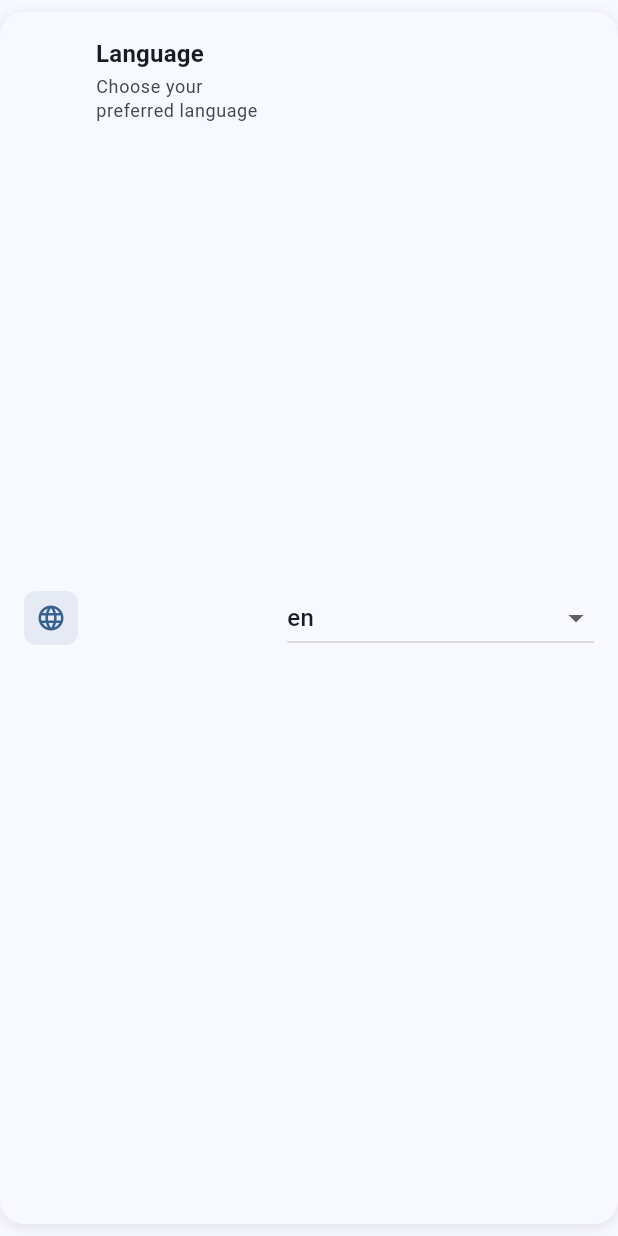
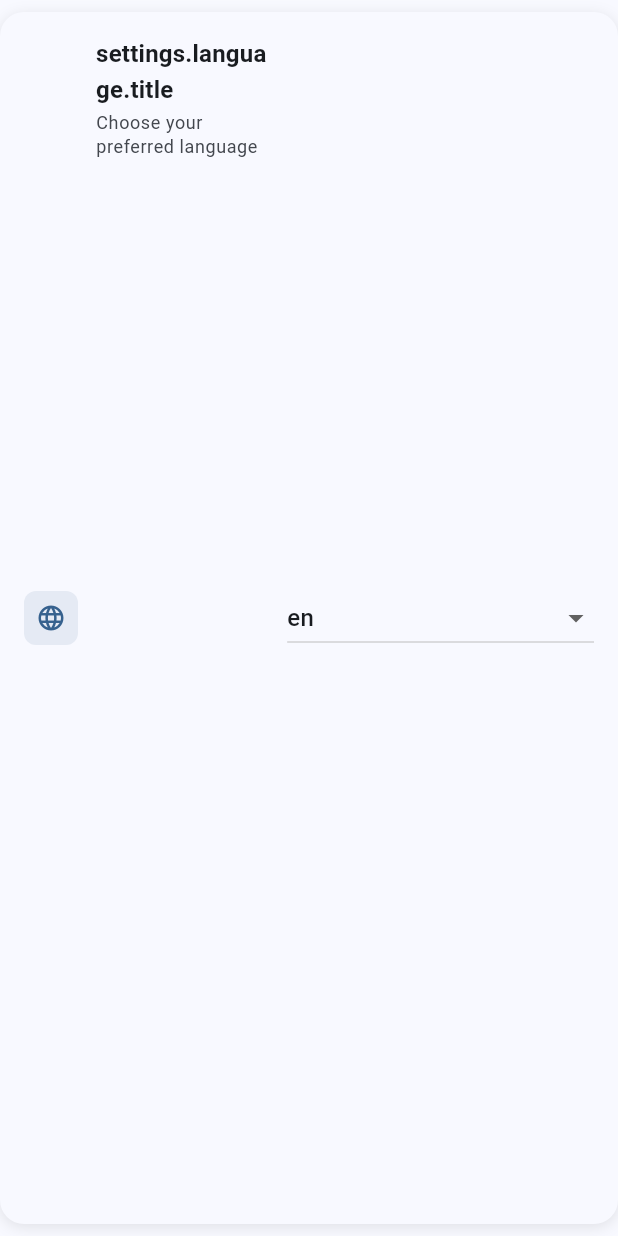
Before and after one commit to tonylu00/DALI-Toolkit, a Flutter app: the LanguageSetting widget shown alone on an empty page, opened directly, on a phone screen of 412 x 824 dp. Run offline on Flutter 3.47's test engine with Material 3 defaults, Android fonts, the phone set to English and light mode, and no system bars; our stand-ins replace device_info_plus, easy_localization, firebase_analytics, firebase_core, fluttertoast, permission_handler and 2 more; missing offline and left inert: dart:js_interop, desktop_window, flutter_libserialport, serial, universal_ble; accounts and stored records are empty.

Commit message:
fix: translation

```diff
--- a/assets/translations/zh-CN.json
+++ b/assets/translations/zh-CN.json
@@ -300,7 +300,7 @@
   ,"settings.remember_internal_page.title":"记住上次功能区页面"
   ,"settings.remember_internal_page.subtitle":"重新进入大尺寸模式时定位到上次停留的内部页面"
   ,"settings.allowBroadcastRead.title":"允许广播读取"
-  ,"settings.allowBroadcastRead.subtitle":"选中广播/组地址(>63 或 127)时仍允许执行读取操作"
+  ,"settings.allowBroadcastRead.subtitle":"选中广播/组地址时仍允许执行读取操作"
 
   ,"ip.dialog.title":"IP 连接"
   ,"ip.dialog.address":"IP / 主机"
--- a/lib/pages/custom_keys_page.dart
+++ b/lib/pages/custom_keys_page.dart
@@ -314,11 +314,11 @@ class _CustomKeysPageState extends State<CustomKeysPage> {
             const SizedBox(height: 8),
             Row(children: [
               Expanded(
-                  child: Text(''.tr(),
-                      style: const TextStyle(fontSize: 18, fontWeight: FontWeight.bold))),
+                  child:
+                      Text('', style: const TextStyle(fontSize: 18, fontWeight: FontWeight.bold))),
               // 新增：编辑模式切换
               IconButton(
-                  tooltip: _editMode ? 'sequence.save'.tr() : 'Edit'.tr(),
+                  tooltip: _editMode ? 'sequence.save'.tr() : 'common.edit'.tr(),
                   onPressed: () => setState(() => _editMode = !_editMode),
                   icon: Icon(_editMode ? Icons.check : Icons.edit_square)),
               IconButton(
--- a/lib/widgets/settings/language_setting.dart
+++ b/lib/widgets/settings/language_setting.dart
@@ -10,7 +10,7 @@ class LanguageSetting extends StatelessWidget {
   Widget build(BuildContext context) {
     return SettingsCard(
       child: SettingsItem(
-        title: 'Language',
+        title: 'settings.language.title',
         icon: Icons.language,
         subtitle: 'settings.language.subtitle',
         control: DropdownButton<Locale?>(
```
Also changed, not shown: lib/pages/base_scaffold.dart (+13 -13 lines).
